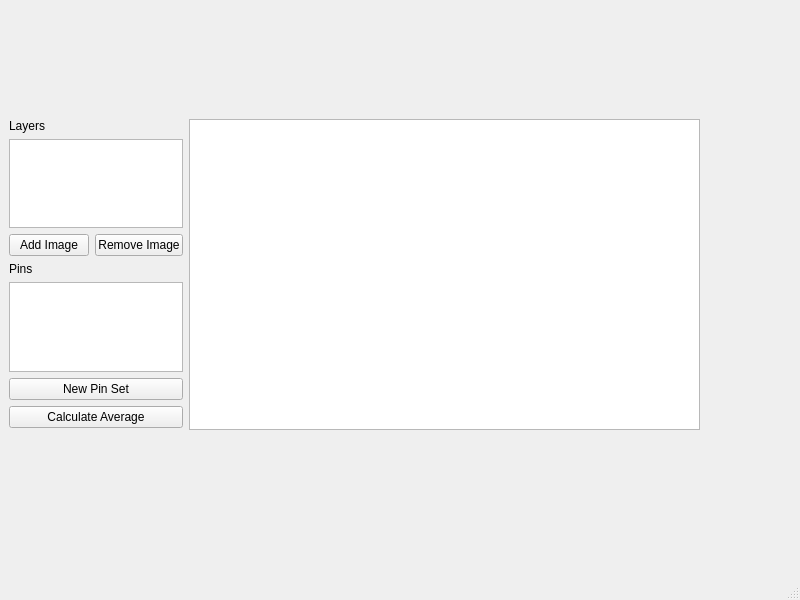
Before: the Qt Designer form mainwindow.ui in baris-hm/AveragePins, drawn with Qt 5.
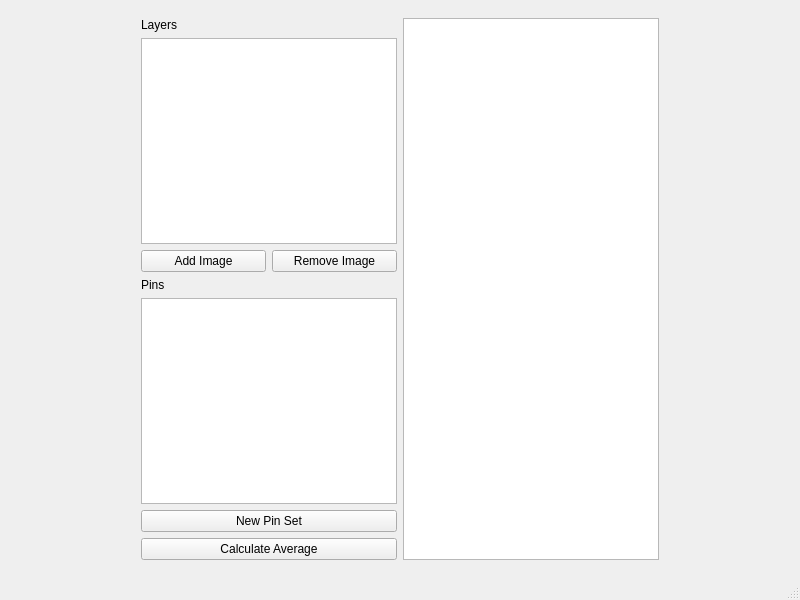
After: the same form once the commit is applied. Custom widgets are drawn as their Qt base class.

Commit message: app resizability changes

```diff
--- a/mainwindow.ui
+++ b/mainwindow.ui
@@ -28,40 +28,11 @@
         <property name="minimumSize">
          <size>
           <width>250</width>
-          <height>300</height>
+          <height>0</height>
          </size>
         </property>
-        <property name="maximumSize">
-         <size>
-          <width>1000</width>
-          <height>1200</height>
-         </size>
-        </property>
-        <widget class="PixelCanvasView" name="graphicsView">
-         <property name="geometry">
-          <rect>
-           <x>180</x>
-           <y>110</y>
-           <width>511</width>
-           <height>311</height>
-          </rect>
-         </property>
-         <property name="sizePolicy">
-          <sizepolicy hsizetype="Preferred" vsizetype="Expanding">
-           <horstretch>0</horstretch>
-           <verstretch>0</verstretch>
-          </sizepolicy>
-         </property>
-        </widget>
-        <widget class="QWidget" name="verticalLayoutWidget">
-         <property name="geometry">
-          <rect>
-           <x>0</x>
-           <y>110</y>
-           <width>174</width>
-           <height>309</height>
-          </rect>
-         </property>
+        <layout class="QHBoxLayout" name="horizontalLayout_5">
+         <item>
          <layout class="QVBoxLayout" name="verticalLayout">
           <item>
            <widget class="QLabel" name="label">
@@ -116,7 +87,18 @@
            </widget>
           </item>
          </layout>
-        </widget>
+         </item>
+         <item>
+          <widget class="PixelCanvasView" name="graphicsView">
+           <property name="sizePolicy">
+            <sizepolicy hsizetype="Expanding" vsizetype="Expanding">
+             <horstretch>0</horstretch>
+             <verstretch>0</verstretch>
+            </sizepolicy>
+           </property>
+          </widget>
+         </item>
+        </layout>
        </widget>
       </item>
      </layout>
```
Lines whose indentation alone changed are shown as unchanged.
